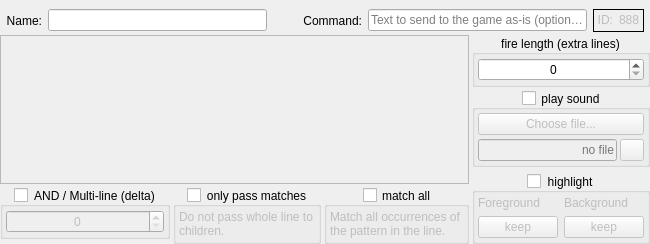
Qt form src/ui/triggers_main_area.ui (Mudlet/Mudlet) before a commit.
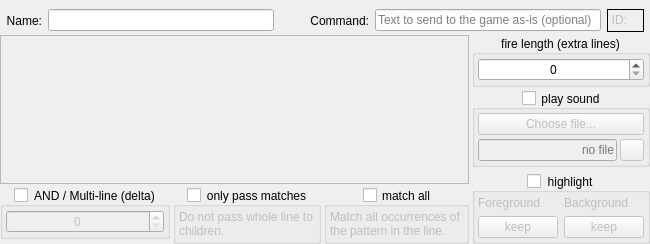
The same form after that commit. Icons and pictures are not drawn.

Commit message: Revise: remove dummy text used during form design

```diff
--- a/src/ui/triggers_main_area.ui
+++ b/src/ui/triggers_main_area.ui
@@ -168,7 +168,7 @@
             <bool>false</bool>
            </property>
            <property name="text">
-            <string>888</string>
+            <string/>
            </property>
            <property name="textInteractionFlags">
             <set>Qt::TextSelectableByMouse</set>
```
The commit also changes 5 other files.
